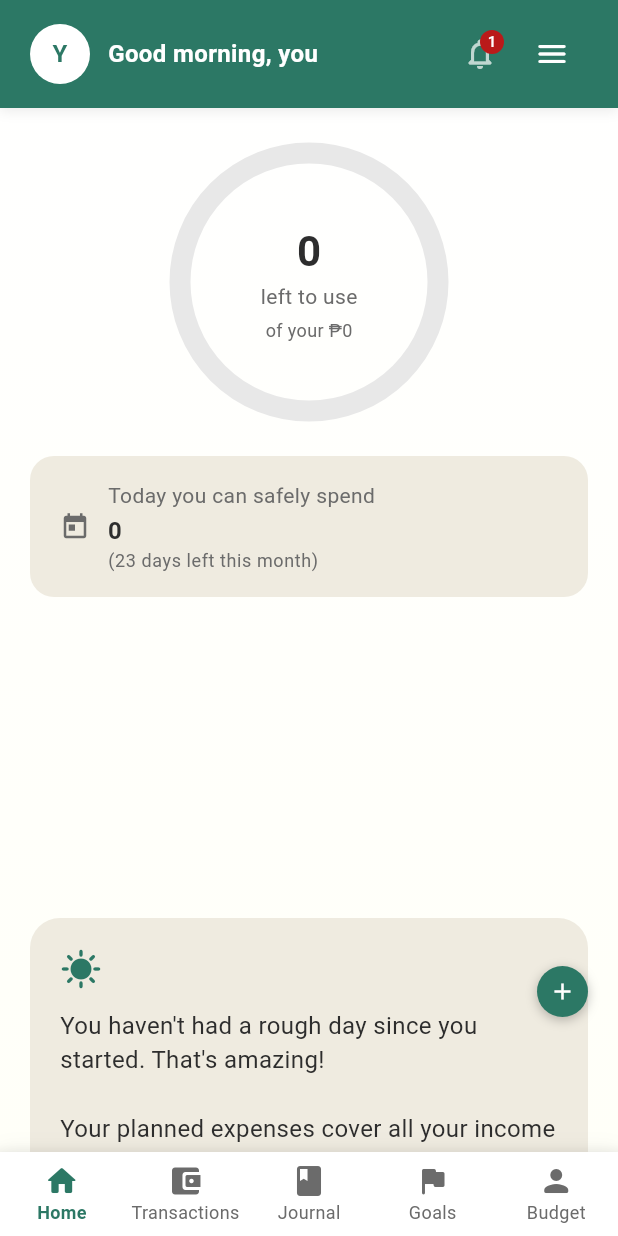
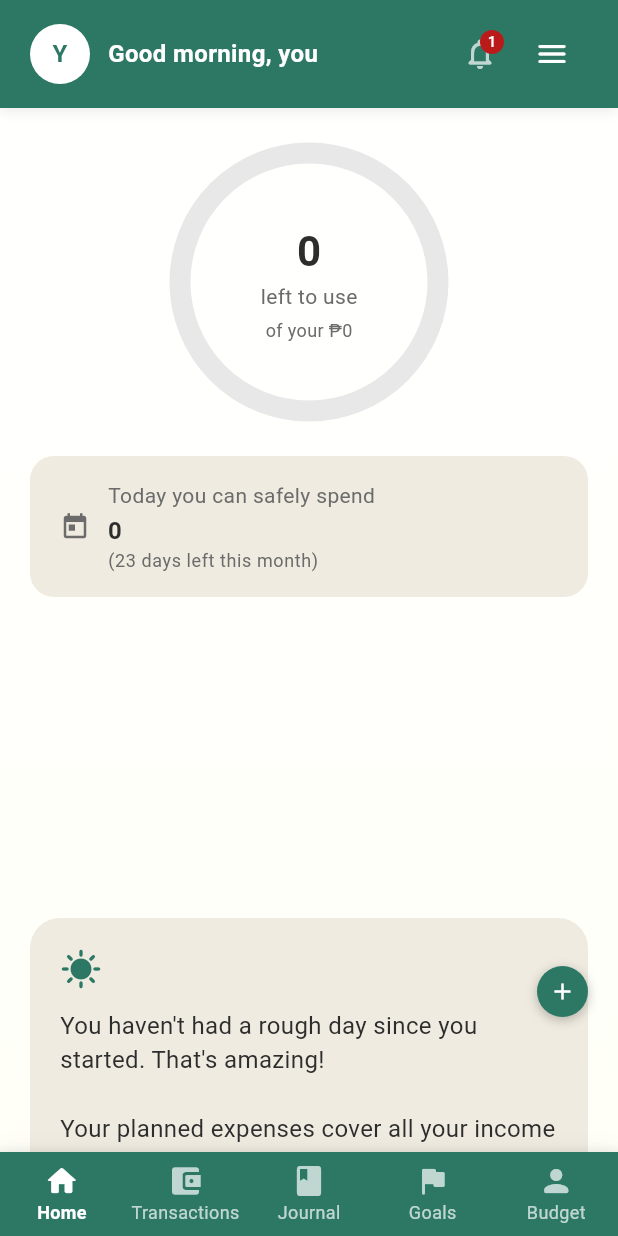
Before and after one commit to billee/lifebudget, a Flutter app: the screen it shows after launch, on a phone screen of 412 x 824 dp. Run offline on Flutter 3.47's test engine with Material 3 defaults, Android fonts, the phone set to English and light mode, and no system bars; our stand-ins replace flutter_local_notifications, flutter_riverpod, font_awesome_flutter, go_router, google_mobile_ads, shared_preferences and 2 more; accounts and stored records are empty; network calls fail.

Commit message:
background color of the navigation bottom

```diff
--- a/lib/presentation/screens/home/home_shell.dart
+++ b/lib/presentation/screens/home/home_shell.dart
@@ -82,7 +82,7 @@ class _HomeShellState extends State<HomeShell> {
           const AdBannerWidget(),
           Container(
             decoration: BoxDecoration(
-              color: AppColors.surface,
+              color: AppColors.primary,
               boxShadow: [
                 BoxShadow(
                   color: Colors.black.withOpacity(0.05),
@@ -92,6 +92,9 @@ class _HomeShellState extends State<HomeShell> {
               ],
             ),
             child: BottomNavigationBar(
+              backgroundColor: AppColors.primary,
+              selectedItemColor: Colors.white,
+              unselectedItemColor: Colors.white70,
               currentIndex: widget.navigationShell.currentIndex,
               onTap: _onTap,
               items: const [
```
